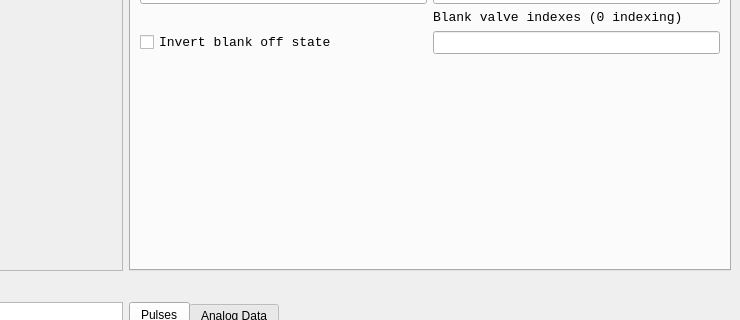
Before: the Qt Designer form UI/PulseBoyUI_v2.ui in tobiasackels/PulseBoy, drawn with Qt 5; both pictures show x 489 to 1229 and y 129 to 449 of the 1229 by 809 pixel window.
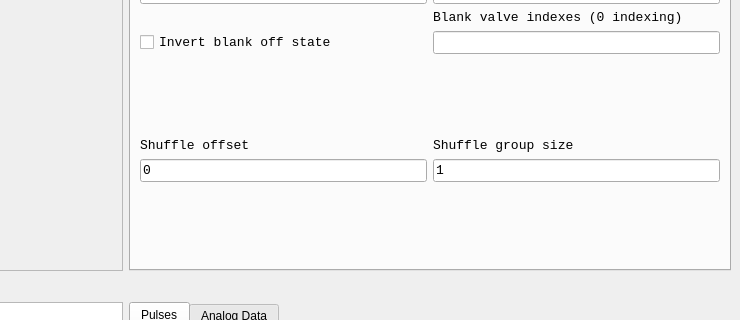
After: the same form once the commit is applied. The open tabs and pages were chosen to show the change. Custom widgets are drawn as their Qt base class.

Commit message: add shuffle trial parameters

Diff of the .ui file:
```diff
--- a/UI/PulseBoyUI_v2.ui
+++ b/UI/PulseBoyUI_v2.ui
@@ -278,6 +278,27 @@
         <string>Global Parameters</string>
        </attribute>
        <layout class="QGridLayout" name="gridLayout_3">
+        <item row="6" column="0">
+         <widget class="QLineEdit" name="shuffleOffsetlineEdit">
+          <property name="text">
+           <string>0</string>
+          </property>
+         </widget>
+        </item>
+        <item row="2" column="1">
+         <widget class="QLabel" name="label_16">
+          <property name="text">
+           <string>Blank valve indexes (0 indexing)</string>
+          </property>
+         </widget>
+        </item>
+        <item row="6" column="1">
+         <widget class="QLineEdit" name="shuffleGrouplineEdit">
+          <property name="text">
+           <string>1</string>
+          </property>
+         </widget>
+        </item>
         <item row="3" column="0">
          <widget class="QCheckBox" name="invertBlankcheckBox">
           <property name="text">
@@ -285,9 +306,29 @@
           </property>
          </widget>
         </item>
+        <item row="5" column="0">
+         <widget class="QLabel" name="label_21">
+          <property name="text">
+           <string>Shuffle offset</string>
+          </property>
+         </widget>
+        </item>
         <item row="3" column="1">
          <widget class="QLineEdit" name="blankValveEdit"/>
         </item>
+        <item row="4" column="0">
+         <spacer name="verticalSpacer_9">
+          <property name="orientation">
+           <enum>Qt::Vertical</enum>
+          </property>
+          <property name="sizeHint" stdset="0">
+           <size>
+            <width>20</width>
+            <height>40</height>
+           </size>
+          </property>
+         </spacer>
+        </item>
         <item row="1" column="0">
          <widget class="QLineEdit" name="globalOnsetEdit">
           <property name="text">
@@ -309,7 +350,7 @@
           </property>
          </widget>
         </item>
-        <item row="4" column="0">
+        <item row="7" column="0">
          <spacer name="verticalSpacer_2">
           <property name="orientation">
            <enum>Qt::Vertical</enum>
@@ -329,10 +370,10 @@
           </property>
          </widget>
         </item>
-        <item row="2" column="1">
-         <widget class="QLabel" name="label_16">
+        <item row="5" column="1">
+         <widget class="QLabel" name="label_20">
           <property name="text">
-           <string>Blank valve indexes (0 indexing)</string>
+           <string>Shuffle group size</string>
           </property>
          </widget>
         </item>
```
Left out of the diff: 2 changed lines with no effect on the pictures. The commit also changes 2 other files.
